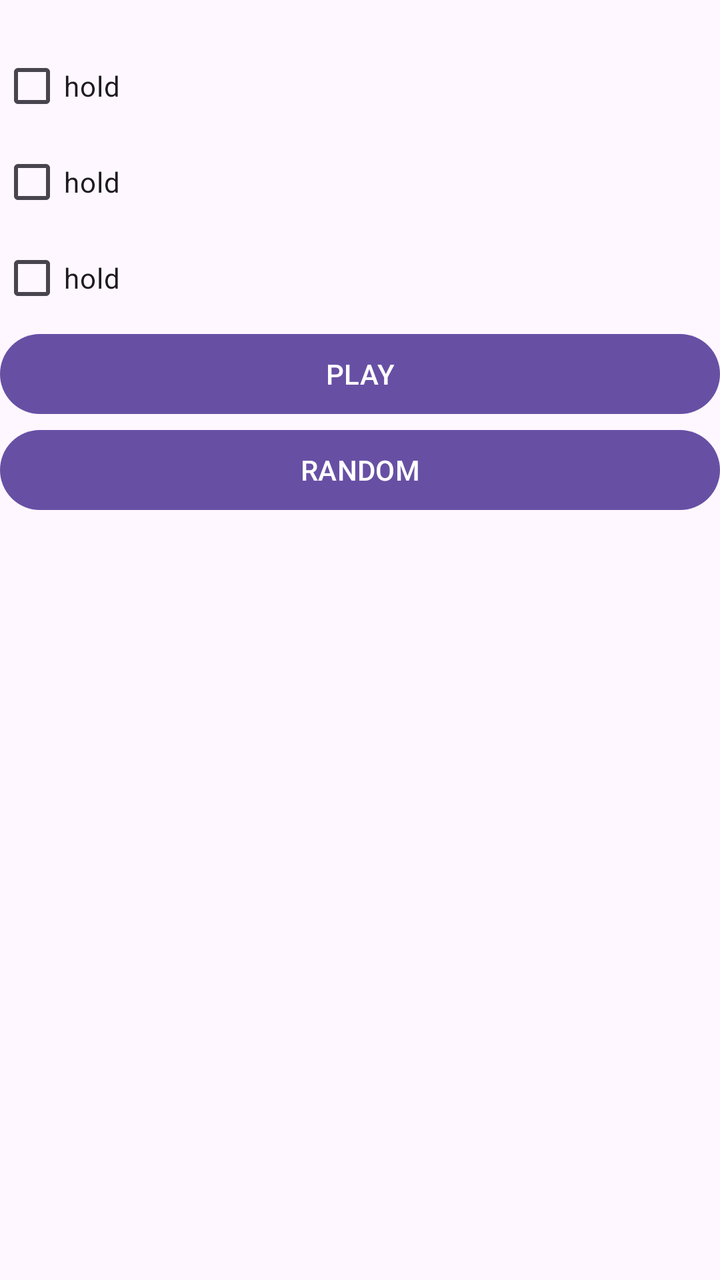
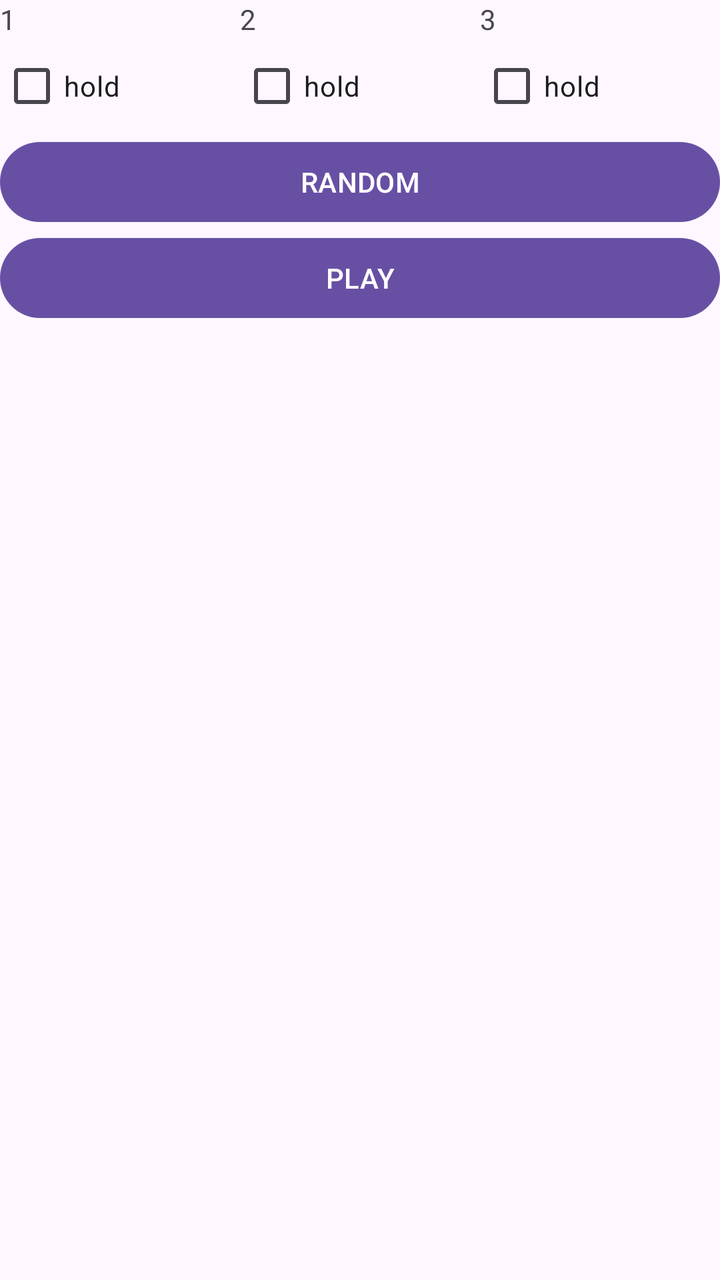

Screens rendered from an Android XML layout before and after an edit, with the pre-edit source and the edit as a unified diff.
<!-- AndroidManifest.xml: application theme Theme.PracticalTest01Var06 -->
<!-- res/layout/activity_practical_test01_var06_main.xml -->
<?xml version="1.0" encoding="utf-8"?>
<androidx.constraintlayout.widget.ConstraintLayout xmlns:android="http://schemas.android.com/apk/res/android"
    xmlns:app="http://schemas.android.com/apk/res-auto"
    xmlns:tools="http://schemas.android.com/tools"
    android:id="@+id/main"
    android:layout_width="match_parent"
    android:layout_height="match_parent"
    tools:context=".PracticalTest01Var06MainActivity">

    <LinearLayout
        android:layout_width="match_parent"
        android:layout_height="match_parent"
        android:orientation="vertical">

        <LinearLayout
            android:layout_width="match_parent"
            android:layout_height="wrap_content"
            android:orientation="horizontal">

            <TextView
                android:id="@+id/text_1"
                android:layout_width="wrap_content"
                android:layout_height="wrap_content"
                android:layout_weight="1"
                android:enabled="false" />

            <TextView
                android:id="@+id/text_2"
                android:layout_width="wrap_content"
                android:layout_height="wrap_content"
                android:layout_weight="1"
                android:enabled="false" />

            <TextView
                android:id="@+id/text_3"
                android:layout_width="wrap_content"
                android:layout_height="wrap_content"
                android:layout_weight="1"
                android:enabled="false" />

        </LinearLayout>

        <LinearLayout
            android:layout_width="match_parent"
            android:layout_height="wrap_content"
            android:orientation="vertical">

            <CheckBox
                android:id="@+id/check_1"
                android:layout_width="match_parent"
                android:layout_height="wrap_content"
                android:text="hold" />

            <CheckBox
                android:id="@+id/check_2"
                android:layout_width="match_parent"
                android:layout_height="wrap_content"
                android:text="hold" />

            <CheckBox
                android:id="@+id/check_3"
                android:layout_width="match_parent"
                android:layout_height="wrap_content"
                android:text="hold" />

        </LinearLayout>

        <Button
            android:id="@+id/button"
            android:layout_width="match_parent"
            android:layout_height="wrap_content"
            android:text="PLAY" />

        <Button
            android:id="@+id/button2"
            android:layout_width="match_parent"
            android:layout_height="wrap_content"
            android:text="RANDOM" />

    </LinearLayout>
</androidx.constraintlayout.widget.ConstraintLayout>
<!-- resources referenced by this layout -->
<resources>
  <style name="Theme.PracticalTest01Var06" parent="Base.Theme.PracticalTest01Var06" />
  <style name="Base.Theme.PracticalTest01Var06" parent="Theme.Material3.DayNight.NoActionBar">
          
          
      </style>
</resources>

<!-- the commit's change to res/layout/activity_practical_test01_var06_main.xml (unified diff, before → after) -->
@@ -4,7 +4,7 @@
     xmlns:tools="http://schemas.android.com/tools"
     android:id="@+id/main"
     android:layout_width="match_parent"
-    android:layout_height="match_parent"
+    android:layout_height="wrap_content"
     tools:context=".PracticalTest01Var06MainActivity">
 
     <LinearLayout
@@ -15,67 +15,90 @@
         <LinearLayout
             android:layout_width="match_parent"
             android:layout_height="wrap_content"
-            android:orientation="horizontal">
+            android:orientation="vertical">
 
-            <TextView
-                android:id="@+id/text_1"
-                android:layout_width="wrap_content"
+            <LinearLayout
+                android:layout_width="match_parent"
                 android:layout_height="wrap_content"
-                android:layout_weight="1"
-                android:enabled="false" />
+                android:orientation="horizontal">
 
-            <TextView
-                android:id="@+id/text_2"
-                android:layout_width="wrap_content"
-                android:layout_height="wrap_content"
-                android:layout_weight="1"
-                android:enabled="false" />
+                <TextView
+                    android:id="@+id/text_1"
+                    android:layout_width="wrap_content"
+                    android:layout_height="wrap_content"
+                    android:layout_weight="1"
+                    android:text="1" />
 
-            <TextView
-                android:id="@+id/text_3"
-                android:layout_width="wrap_content"
-                android:layout_height="wrap_content"
-                android:layout_weight="1"
-                android:enabled="false" />
+                <TextView
+                    android:id="@+id/text_2"
+                    android:layout_width="wrap_content"
+                    android:layout_height="wrap_content"
+                    android:layout_weight="1"
+                    android:text="2" />
+
+                <TextView
+                    android:id="@+id/text_3"
+                    android:layout_width="wrap_content"
+                    android:layout_height="wrap_content"
+                    android:layout_weight="1"
+                    android:text="3" />
+
+            </LinearLayout>
+
+            <LinearLayout
+                android:layout_width="match_parent"
+                android:layout_height="match_parent"
+                android:orientation="horizontal">
+
+                <CheckBox
+                    android:id="@+id/check_1"
+                    android:layout_width="wrap_content"
+                    android:layout_height="wrap_content"
+                    android:layout_weight="1"
+                    android:text="hold" />
+
+                <CheckBox
+                    android:id="@+id/check_2"
+                    android:layout_width="wrap_content"
+                    android:layout_height="wrap_content"
+                    android:layout_weight="1"
+                    android:text="hold" />
+
+                <CheckBox
+                    android:id="@+id/check_3"
+                    android:layout_width="wrap_content"
+                    android:layout_height="wrap_content"
+                    android:layout_weight="1"
+                    android:text="hold" />
+
+            </LinearLayout>
 
         </LinearLayout>
 
         <LinearLayout
             android:layout_width="match_parent"
             android:layout_height="wrap_content"
-            android:orientation="vertical">
+            android:orientation="horizontal">
 
-            <CheckBox
-                android:id="@+id/check_1"
+            <Button
+                android:id="@+id/button_2"
                 android:layout_width="match_parent"
                 android:layout_height="wrap_content"
-                android:text="hold" />
+                android:text="RANDOM" />
+        </LinearLayout>
 
-            <CheckBox
-                android:id="@+id/check_2"
+        <LinearLayout
+            android:layout_width="match_parent"
+            android:layout_height="wrap_content"
+            android:orientation="horizontal">
+
+            <Button
+                android:id="@+id/button_1"
                 android:layout_width="match_parent"
-                android:layout_height="wrap_content"
-                android:text="hold" />
-
-            <CheckBox
-                android:id="@+id/check_3"
-                android:layout_width="match_parent"
-                android:layout_height="wrap_content"
-                android:text="hold" />
+                android:layout_height="match_parent"
+                android:text="PLAY" />
 
         </LinearLayout>
+    </LinearLayout>
 
-        <Button
-            android:id="@+id/button"
-            android:layout_width="match_parent"
-            android:layout_height="wrap_content"
-            android:text="PLAY" />
-
-        <Button
-            android:id="@+id/button2"
-            android:layout_width="match_parent"
-            android:layout_height="wrap_content"
-            android:text="RANDOM" />
-
-    </LinearLayout>
 </androidx.constraintlayout.widget.ConstraintLayout>
